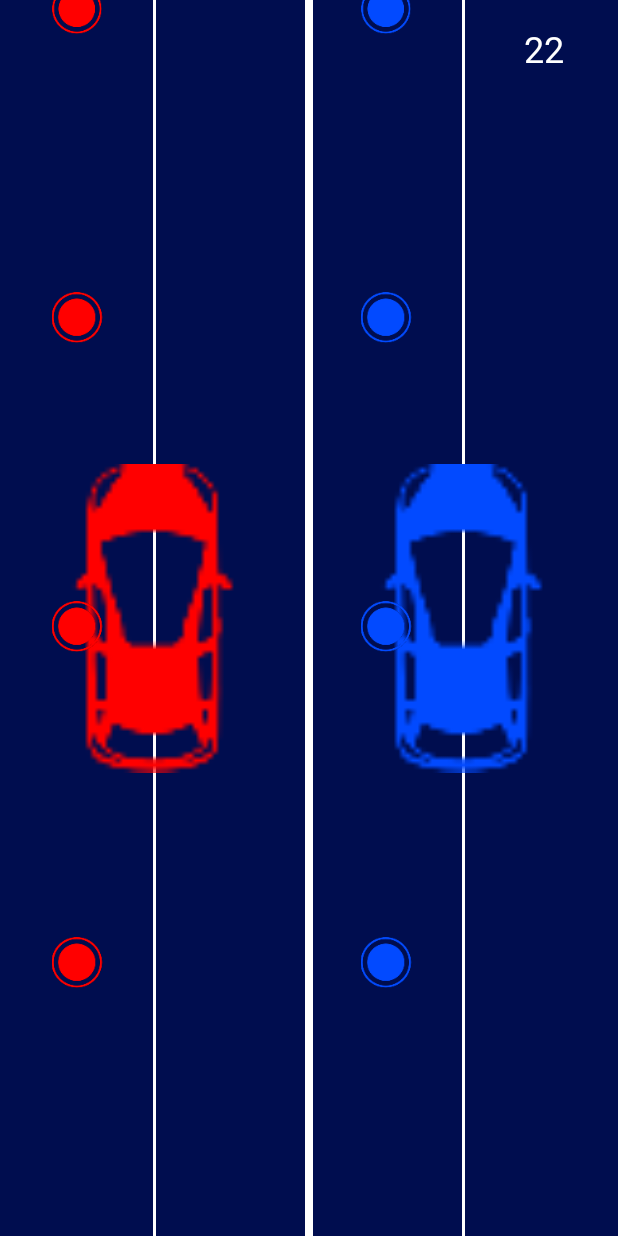
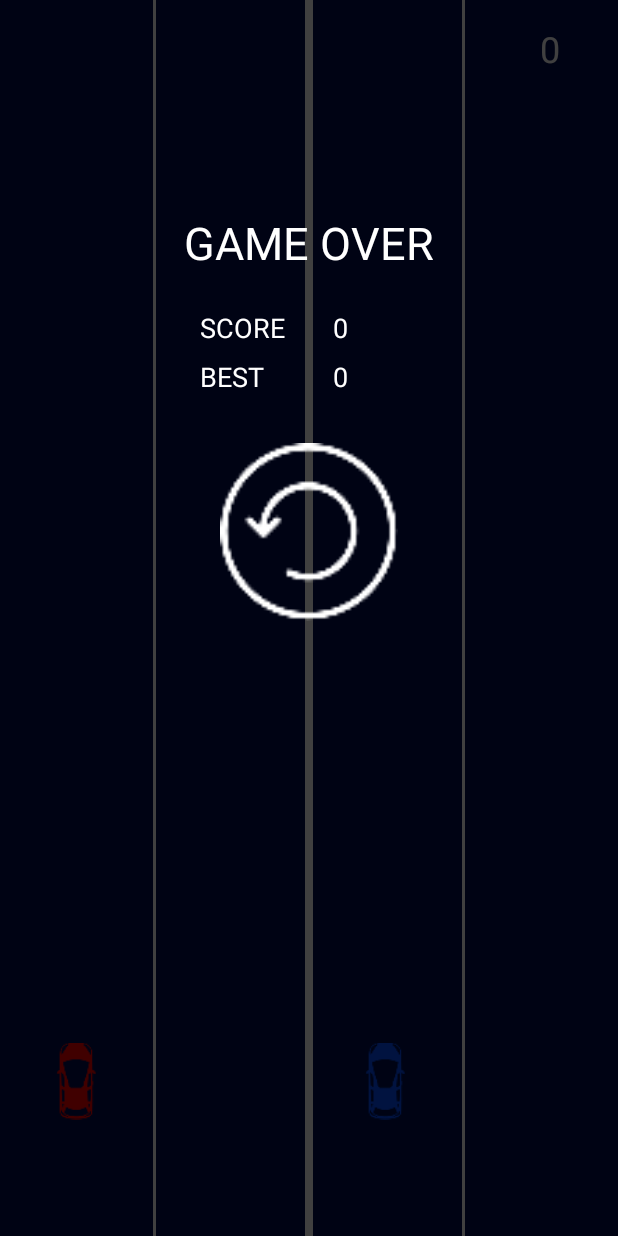
Before and after one commit to AtrasVida/avida2cars, an Android app: the screen it shows after launch (MainActivity), on a phone screen of 412 x 824 dp. Run offline under Robolectric (Android 15) with nearby library versions, the phone set to English and light mode, and no system bars.

Commit message:
coroutines refactor bux fix

```diff
--- a/app/src/main/java/co/atrasvida/avida2cars/MainActivity.kt
+++ b/app/src/main/java/co/atrasvida/avida2cars/MainActivity.kt
@@ -34,6 +34,7 @@ class MainActivity : AppCompatActivity() {
         game = Game(gameSharedPrefHelper)
         with(game) {
             roads = arrayListOf(binding.roadLeft, binding.roadRight)
+            prepareGame()
             onEvent { event ->
                 when (event) {
                     is GameEvent.GameOver -> {
@@ -60,13 +61,6 @@ class MainActivity : AppCompatActivity() {
                 roadRight.isEnabled = true
             }
         }
-        lifecycleScope.launchWhenStarted {
-            delay(1000)
-            game.restartOrPlayGame()
-        }
-//        Handler(Looper.getMainLooper()).postDelayed({
-//            game.restartOrPlayGame()
-//        }, 1000)
     }
 
     private fun showGameOver(event: GameEvent.GameOver) {
--- a/app/src/main/java/co/atrasvida/avida2cars/gameModels/Car.kt
+++ b/app/src/main/java/co/atrasvida/avida2cars/gameModels/Car.kt
@@ -23,14 +23,19 @@ class Car(context: Context) : AppCompatImageView(context) {
             setColorFilter(field, PorterDuff.Mode.MULTIPLY)
         }
 
-    private var roadRunway: RoadRunway =
-        RoadRunway.Left // 0 = left , 1 = right
+    private var roadRunway: RoadRunway = RoadRunway.Left
 
 
     var offsetFirst = 0f
     var offsetSecond = 0f
 
-    fun init(offsetOfCarInRoad: Float, top: Float, color: Int, positionRunway: RoadRunway) {
+    fun init(
+        offsetOfCarInRoad: Float,
+        carSize: Float,
+        top: Float,
+        color: Int,
+        positionRunway: RoadRunway
+    ) {
         setImageResource(R.mipmap.car)
 
         this.color = color
@@ -38,13 +43,14 @@ class Car(context: Context) : AppCompatImageView(context) {
         offsetFirst = offsetOfCarInRoad * 1
         offsetSecond = offsetOfCarInRoad * 3
 
-        size = offsetOfCarInRoad
+        size = carSize
 
         centerX = if (positionRunway == RoadRunway.Left) offsetFirst else offsetSecond
         centerY = top
 
         this.roadRunway = positionRunway
 
+        revalidate()
     }
 
     var isMoving = false
--- a/app/src/main/java/co/atrasvida/avida2cars/gameModels/Game.kt
+++ b/app/src/main/java/co/atrasvida/avida2cars/gameModels/Game.kt
@@ -15,7 +15,10 @@ class Game(
 
     var isGameRunning = false
     var roads: ArrayList<GameRoad> = arrayListOf()
-    private val uiScope = MainScope()
+
+    private var gameSpeed = 1L
+    var gameMaxSpeed = 20L
+
 
     fun onEvent(event: (GameEvent) -> Unit) {
         for (road in roads) {
@@ -46,8 +49,8 @@ class Game(
         for (road in roads) {
             road.restartOrPlayGame()
         }
+        gameEngine().join()
         speedChanger().join()
-        gameEngine().join()
     }
 
     /**
@@ -89,14 +92,10 @@ class Game(
         return gameSP.bestScore
     }
 
-    private var gameSpeed = 1L
-    var gameMaxSpeed = 20L
-
     private suspend fun speedChanger() = mainScope.launch {
         while (isGameRunning) {
             gameSpeed++
             delay(20 * 1000L)
-            //delay(20.toDuration(DurationUnit.SECONDS))
         }
     }
 
@@ -105,7 +104,15 @@ class Game(
             for (road in roads) {
                 road.setNewState()
             }
-            delay(gameSpeed - gameSpeed)
+            delay(gameMaxSpeed - gameSpeed)
+        }
+    }
+
+    fun prepareGame() {
+        mainScope.launch {
+            for (road in roads) {
+                road.setNewState()
+            }
         }
     }
 }
--- a/app/src/main/java/co/atrasvida/avida2cars/gameModels/GameRoad.kt
+++ b/app/src/main/java/co/atrasvida/avida2cars/gameModels/GameRoad.kt
@@ -14,7 +14,6 @@ import java.util.*
 import kotlin.math.abs
 
 class GameRoad : FrameLayout {
-    private val mainScope = MainScope()
 
     constructor(context: Context) : super(context) {
         init()
@@ -36,8 +35,9 @@ class GameRoad : FrameLayout {
 
     private lateinit var car: Car
 
-
     var offsetOfCarInRoad = 0f
+    var carSize = 0f
+    var hurdleSize = 0f
 
     var leftSide = 0f
     var rightSide = 0f
@@ -54,12 +54,10 @@ class GameRoad : FrameLayout {
         this.eventListener = eventListener
     }
 
-    var threadSleep = 10L
-
     fun init() {
         car = Car(context)
         addView(car)
-
+        isEnabled = false
     }
 
     override fun onTouchEvent(event: MotionEvent): Boolean {
@@ -74,6 +72,8 @@ class GameRoad : FrameLayout {
         super.onLayout(changed, left, top, right, bottom)
 
         offsetOfCarInRoad = width / 4f
+        carSize = width / 4f
+        hurdleSize = width / 4f
 
         leftSide = offsetOfCarInRoad * 1
         rightSide = offsetOfCarInRoad * 3
@@ -82,51 +82,12 @@ class GameRoad : FrameLayout {
 
         car.init(
             offsetOfCarInRoad,
+            carSize = carSize,
             height - offsetOfCarInRoad * 2,
             color,
             RoadRunway.Left
         )
 
-    }
-
-    //var mainThread = createNewThread()
-    private suspend fun mainThread() = mainScope.launch {
-        while (isRunning) {
-            handler.post { setNewState() }
-            delay(threadSleep)
-        }
-    }
-
-    private suspend fun speedThread() = mainScope.launch {
-        while (isRunning) {
-            delay(20000L)
-            threadSleep--
-        }
-    }
-    //var speedTread = createNewSpeedThread()
-
-    private fun createNewThread() = Thread {
-
-        while (isRunning) {
-
-            handler.post { setNewState() }
-
-            try {
-                Thread.sleep(threadSleep)
-            } catch (e: Exception) {
-            }
-        }
-
-    }
-
-    fun createNewSpeedThread() = Thread {
-        while (isRunning) {
-            try {
-                Thread.sleep(20000)
-                threadSleep--
-            } catch (e: java.lang.Exception) {
-            }
-        }
     }
 
     fun setNewState() {
@@ -135,23 +96,23 @@ class GameRoad : FrameLayout {
             hurdle.refreshTop(hurdle.getCenterY() + verticalMoveStep)
 
             if (hurdle.getCenterY() > height) {
-                hurdle.refreshTop(hurdle.size * -1f)
+                hurdle.refreshTop(hurdleSize * -1f)
                 hurdle.refreshIsScore()
 
             }
 
             val verticalDistance = car.getCenterY() - hurdle.getCenterY()
-            val horizontalDistance = car.getCenterY() - hurdle.getCenterY()
+            val horizontalDistance = car.getCenterX() - hurdle.getCenterX()
 
-            val carHalfSize = car.size / 2
-            val hurdleHalfSize = hurdle.size / 2
+            val carTouchSeverity = carSize / 1.7
+            val hurdleTouchSeverity = hurdleSize / 1.7
 
-            if (verticalDistance < carHalfSize * -1) {
+            if (verticalDistance < carTouchSeverity * -1) {
                 if (hurdle.isScore && !hurdle.isUsed) {
                     ///  lose
                     eventListener.invoke(RoadEvent.GameOver)
                 }
-            } else if (abs(verticalDistance) < carHalfSize && abs(horizontalDistance) < hurdleHalfSize) {
+            } else if (abs(verticalDistance) < carTouchSeverity && abs(horizontalDistance) < hurdleTouchSeverity) {
                 if (hurdle.isScore && !hurdle.isUsed) {
                     /// score
                     hurdle.setAsUsed()
@@ -169,29 +130,7 @@ class GameRoad : FrameLayout {
 
     fun restartOrPlayGame() {
         initHurdles()
-
         isRunning = true
-        //threadSleep = 10
-
-        mainScope.launch {
-            if (mainThread().isActive) {
-                mainThread().cancel()
-                speedThread().cancel()
-            }
-            mainThread().join()
-            speedThread().join()
-        }
-//        if (mainThread.isAlive) {
-//            mainThread.interrupt()
-//            speedTread.interrupt()
-//        }
-//
-//        mainThread = createNewThread()
-//        mainThread.start()
-//
-//        speedTread = createNewSpeedThread()
-//        speedTread.start()
-
     }
 
 
@@ -200,12 +139,6 @@ class GameRoad : FrameLayout {
      */
     fun stopGame() {
         isRunning = false
-        mainScope.launch {
-            mainThread().cancel()
-            speedThread().cancel()
-        }
-//        mainThread.interrupt()
-//        speedTread.interrupt()
     }
 
 
@@ -233,12 +166,12 @@ class GameRoad : FrameLayout {
             hurdle.roadRunway =
                 if (Random().nextBoolean()) RoadRunway.Left else RoadRunway.Right
 
-            hurdle.setCenterY((i * hurdleDistance - height / 2).toFloat())
-
-            hurdle.size = offsetOfCarInRoad / 3
+            hurdle.size = hurdleSize
 
             hurdle.refreshIsScore()
-            hurdle.refreshTop(hurdle.getCenterY())
+
+            val centerY = ((i * hurdleDistance - height / 2).toFloat())
+            hurdle.refreshTop(centerY)
 
             addView(hurdle)
 
--- a/app/src/main/java/co/atrasvida/avida2cars/gameModels/Hurdle.kt
+++ b/app/src/main/java/co/atrasvida/avida2cars/gameModels/Hurdle.kt
@@ -49,10 +49,10 @@ class Hurdle(context: Context) : AppCompatImageView(context) {
         centerX = position * offsetOfCarInRoad
 
         layout(
-            (centerX - size).toInt(),
-            (centerY - size).toInt(),
-            (centerX + size).toInt(),
-            (centerY + size).toInt()
+            (centerX - size / 2).toInt(),
+            (centerY - size / 2).toInt(),
+            (centerX + size / 2).toInt(),
+            (centerY + size / 2).toInt()
         )
     }
 
--- a/app/src/main/res/layout/activity_main.xml
+++ b/app/src/main/res/layout/activity_main.xml
@@ -87,7 +87,7 @@
         android:layout_height="match_parent"
 
         android:background="#bf000000"
-        android:visibility="gone"
+        android:visibility="visible"
         tools:visibility="visible">
 
         <TextView
```
